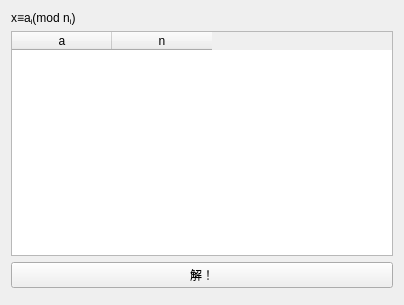
The window that src/widgets/congruenceequationscalculatorwidget.ui (LiuJunyu2006/awesome-equation-assistant) describes before a commit, drawn with Qt 5.
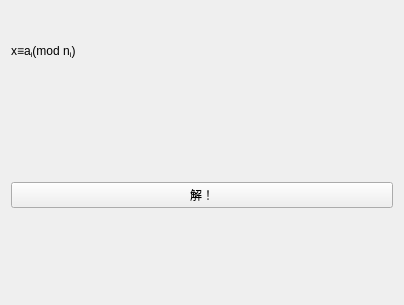
The same window after the commit. Custom widgets are drawn as their Qt base class.

Patch:
```diff
--- a/src/widgets/congruenceequationscalculatorwidget.ui
+++ b/src/widgets/congruenceequationscalculatorwidget.ui
@@ -14,6 +14,9 @@
    <string notr="true">线性同余方程组</string>
   </property>
   <layout class="QGridLayout" name="gridLayout">
+   <item row="3" column="0">
+    <widget class="KatexViewer" name="widget" native="true"/>
+   </item>
    <item row="0" column="0">
     <widget class="QLabel" name="label">
      <property name="text">
@@ -21,20 +24,6 @@
      </property>
     </widget>
    </item>
-   <item row="1" column="0">
-    <widget class="QTableWidget" name="tableWidget">
-     <column>
-      <property name="text">
-       <string>a</string>
-      </property>
-     </column>
-     <column>
-      <property name="text">
-       <string>n</string>
-      </property>
-     </column>
-    </widget>
-   </item>
    <item row="2" column="0">
     <widget class="QPushButton" name="pushButton">
      <property name="text">
@@ -42,8 +31,8 @@
      </property>
     </widget>
    </item>
-   <item row="3" column="0">
-    <widget class="KatexViewer" name="widget" native="true"/>
+   <item row="1" column="0">
+    <widget class="QWidget" name="placeholder" native="true"/>
    </item>
   </layout>
  </widget>
```
